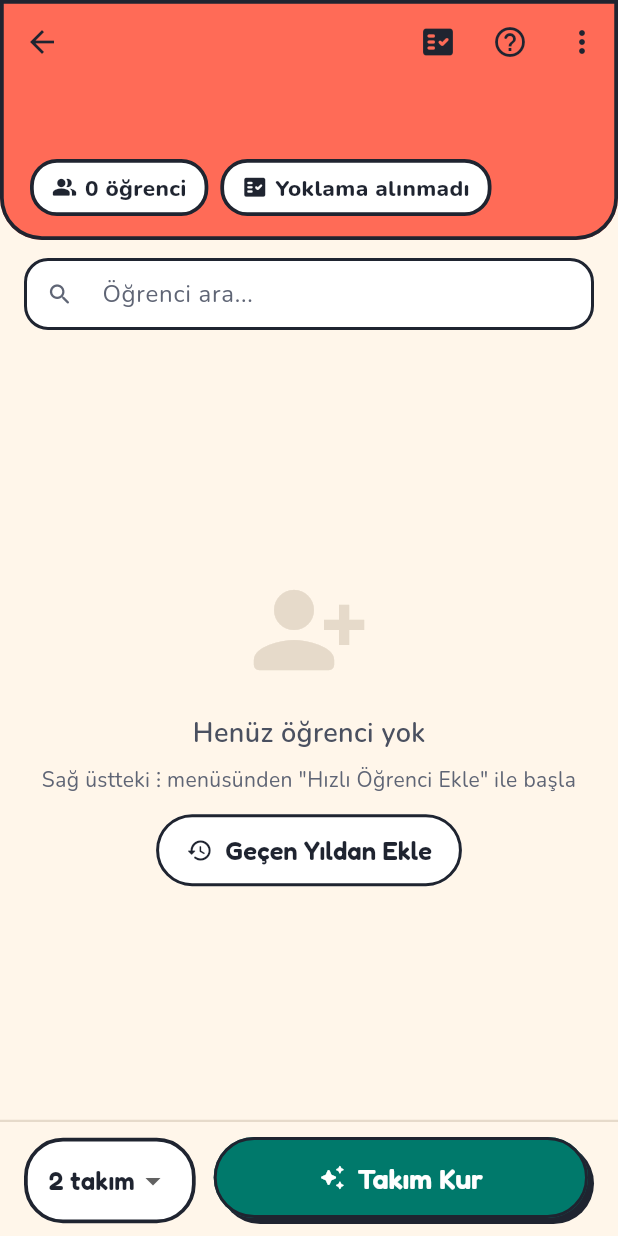
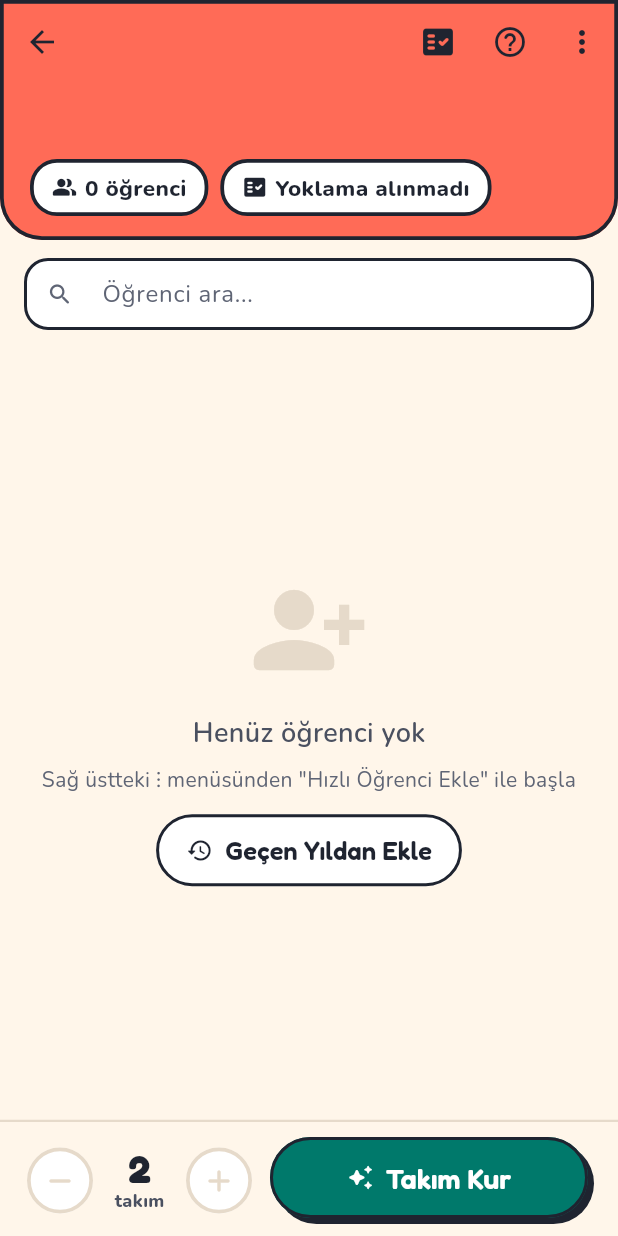
Before and after one commit to azorkadebug/cember, a Flutter app: the OgrenciListesiEkrani screen opened directly with empty values, on a phone screen of 412 x 824 dp. Run offline on Flutter 3.47's test engine with Material 3 defaults, Android fonts, the phone set to English and light mode, and no system bars; our stand-ins replace audioplayers, cloud_firestore, firebase_analytics, firebase_auth, firebase_core, flutter_svg and 4 more; missing offline and left inert: dart:html, encrypt; accounts and stored records are empty; statements that could not run were skipped.

Commit message:
Takım sayısı: açılır menü yerine − N takım + sayacı
Sabri: menüyü açıp seçmek sıkıcı. Tek dokunuşla artır/azalt; sınır aynı
(2 ile forma rengi sayısı), sınırda düğme pasif. Takım Kur dar ekranda
sayacın yanına sığsın diye küçülebilir.

Co-Authored-By: Claude Opus 5.5 <noreply@anthropic.com>

```diff
--- a/lib/screens/ogrenci_listesi_ekrani.dart
+++ b/lib/screens/ogrenci_listesi_ekrani.dart
@@ -478,35 +478,28 @@ class _OgrenciListesiEkraniState extends State<OgrenciListesiEkrani> {
               child: SafeArea(
                 child: Row(
                   children: [
-                    Container(
-                      padding: const EdgeInsets.symmetric(horizontal: 14, vertical: 2),
-                      decoration: BoxDecoration(
-                        color: r.kart,
-                        borderRadius: BorderRadius.circular(26),
-                        border: Border.all(color: r.kenar, width: 2.5),
-                      ),
-                      child: DropdownButton<int>(
-                        value: secilenTakimSayisi,
-                        underline: const SizedBox(),
-                        borderRadius: BorderRadius.circular(12),
-                        items: List.generate(
-                          formaRenkleri.length > 1 ? formaRenkleri.length - 1 : 1,
-                          (i) => i + 2,
-                        ).map((e) => DropdownMenuItem(value: e, child: Text("$e takım", style: const TextStyle(fontFamily: AppTema.baslikFontu, fontSize: 17, fontWeight: FontWeight.w600)))).toList(),
-                        onChanged: (val) => setState(() => secilenTakimSayisi = val!),
-                      ),
-                    ),
-                    const SizedBox(width: 12),
+                    // Açılır menü yerine sayaç (Sabri: menüyü açıp seçmek
+                    // sıkıcı): tek dokunuşla bir artır/azalt. Sınır aynı:
+                    // 2 ile sınıfın forma rengi sayısı arası.
+                    _takimSayaci(),
+                    const SizedBox(width: 10),
                     Expanded(
                       child: SertGolgeli(
-                        child: ElevatedButton.icon(
+                        // 320 px'te sayacın yanında sığsın diye küçülebilir.
+                        child: ElevatedButton(
                           style: ElevatedButton.styleFrom(
-                            padding: const EdgeInsets.symmetric(vertical: 14),
+                            padding: const EdgeInsets.symmetric(vertical: 14, horizontal: 12),
                             minimumSize: const Size.fromHeight(54),
                           ),
                           onPressed: _takimlariKur,
-                          icon: const Icon(Icons.auto_awesome_rounded),
-                          label: const Text("Takım Kur", style: TextStyle(fontSize: 19)),
+                          child: const FittedBox(
+                            fit: BoxFit.scaleDown,
+                            child: Row(mainAxisSize: MainAxisSize.min, children: [
+                              Icon(Icons.auto_awesome_rounded),
+                              SizedBox(width: 8),
+                              Text("Takım Kur", style: TextStyle(fontSize: 19)),
+                            ]),
+                          ),
                         ),
                       ),
                     ),
@@ -531,6 +524,46 @@ class _OgrenciListesiEkraniState extends State<OgrenciListesiEkrani> {
       content: Text("$eklenen öğrenci geçen yıldan eklendi."),
       backgroundColor: AppTema.basari,
     ));
+  }
+
+  int get _enCokTakim => formaRenkleri.length > 2 ? formaRenkleri.length : 2;
+
+  Widget _takimSayaci() {
+    final r = context.renk;
+    final n = secilenTakimSayisi.clamp(2, _enCokTakim);
+    Widget dugme(IconData ikon, String ipucu, bool etkin, int fark) => IconButton(
+          tooltip: ipucu,
+          onPressed: etkin ? () => setState(() => secilenTakimSayisi = n + fark) : null,
+          icon: Icon(ikon, size: 24),
+          style: IconButton.styleFrom(
+            minimumSize: const Size(44, 44),
+            backgroundColor: r.kart,
+            foregroundColor: r.metin,
+            disabledBackgroundColor: r.kart,
+            disabledForegroundColor: r.cizgi,
+            side: BorderSide(color: etkin ? r.kenar : r.cizgi, width: 2.5),
+          ),
+        );
+    return Row(mainAxisSize: MainAxisSize.min, children: [
+      dugme(Icons.remove_rounded, 'Takım sayısını azalt', n > 2, -1),
+      Semantics(
+        liveRegion: true,
+        label: '$n takım',
+        excludeSemantics: true,
+        child: SizedBox(
+          width: 58,
+          child: Column(mainAxisSize: MainAxisSize.min, children: [
+            Text('$n',
+                textScaler: TextScaler.noScaling,
+                style: TextStyle(fontFamily: AppTema.baslikFontu, fontSize: 26, fontWeight: FontWeight.w700, color: r.metin, height: 1)),
+            Text('takım',
+                textScaler: TextScaler.noScaling,
+                style: TextStyle(fontSize: 12, fontWeight: FontWeight.w800, color: r.metinIkincil)),
+          ]),
+        ),
+      ),
+      dugme(Icons.add_rounded, 'Takım sayısını artır', n < _enCokTakim, 1),
+    ]);
   }
 
   Widget _baslikCipi(IconData ikon, String metin, Color zemin, Color yazi) {
@@ -2289,6 +2322,8 @@ class _OgrenciListesiEkraniState extends State<OgrenciListesiEkrani> {
   Color _takimRenginiBul(String renkAdi) => AppTema.formaRengi(renkAdi);
 
   Future<void> _takimlariKur() async {
+    // Forma listesi kısaldıysa sayaçta kalan eski değer sınırı aşmasın.
+    secilenTakimSayisi = secilenTakimSayisi.clamp(2, _enCokTakim);
     final List<Ogrenci> gelenler;
     try {
       gelenler = (await _db.ogrencileriGetir(widget.sinifId)).where((o) => o.buradaMi).toList();
```
